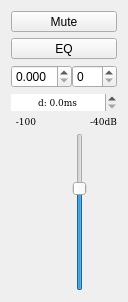
amurzeau/damc, file gui/OutputController.ui: the form before one commit.
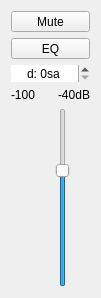
The form after the commit.

```diff
--- a/gui/OutputController.ui
+++ b/gui/OutputController.ui
@@ -6,8 +6,8 @@
    <rect>
     <x>0</x>
     <y>0</y>
-    <width>128</width>
-    <height>302</height>
+    <width>101</width>
+    <height>298</height>
    </rect>
   </property>
   <property name="windowTitle">
@@ -17,20 +17,7 @@
    <property name="horizontalSpacing">
     <number>0</number>
    </property>
-   <item row="1" column="0" colspan="5">
-    <widget class="QToolButton" name="eqButton">
-     <property name="sizePolicy">
-      <sizepolicy hsizetype="MinimumExpanding" vsizetype="Fixed">
-       <horstretch>0</horstretch>
-       <verstretch>0</verstretch>
-      </sizepolicy>
-     </property>
-     <property name="text">
-      <string>EQ</string>
-     </property>
-    </widget>
-   </item>
-   <item row="5" column="3">
+   <item row="4" column="3">
     <widget class="QSlider" name="volumeSlider">
      <property name="minimum">
       <number>-40</number>
@@ -43,124 +30,7 @@
      </property>
     </widget>
    </item>
-   <item row="3" column="0" colspan="5">
-    <widget class="QDoubleSpinBox" name="delaySpinBox">
-     <property name="sizePolicy">
-      <sizepolicy hsizetype="Ignored" vsizetype="Fixed">
-       <horstretch>0</horstretch>
-       <verstretch>0</verstretch>
-      </sizepolicy>
-     </property>
-     <property name="font">
-      <font>
-       <family>DejaVu Math TeX Gyre</family>
-       <pointsize>7</pointsize>
-      </font>
-     </property>
-     <property name="frame">
-      <bool>false</bool>
-     </property>
-     <property name="alignment">
-      <set>Qt::AlignCenter</set>
-     </property>
-     <property name="prefix">
-      <string>d: </string>
-     </property>
-     <property name="suffix">
-      <string>ms</string>
-     </property>
-     <property name="decimals">
-      <number>1</number>
-     </property>
-     <property name="maximum">
-      <double>999.000000000000000</double>
-     </property>
-    </widget>
-   </item>
-   <item row="4" column="2" colspan="3">
-    <widget class="QLabel" name="volumeLevelLabel">
-     <property name="font">
-      <font>
-       <family>DejaVu Math TeX Gyre</family>
-       <pointsize>7</pointsize>
-      </font>
-     </property>
-     <property name="text">
-      <string>-40dB</string>
-     </property>
-     <property name="textFormat">
-      <enum>Qt::PlainText</enum>
-     </property>
-     <property name="alignment">
-      <set>Qt::AlignRight|Qt::AlignTrailing|Qt::AlignVCenter</set>
-     </property>
-     <property name="textInteractionFlags">
-      <set>Qt::NoTextInteraction</set>
-     </property>
-    </widget>
-   </item>
-   <item row="5" column="1">
-    <spacer name="horizontalSpacer">
-     <property name="orientation">
-      <enum>Qt::Horizontal</enum>
-     </property>
-     <property name="sizeHint" stdset="0">
-      <size>
-       <width>40</width>
-       <height>20</height>
-      </size>
-     </property>
-    </spacer>
-   </item>
-   <item row="5" column="2">
-    <spacer name="leftSpacer">
-     <property name="orientation">
-      <enum>Qt::Horizontal</enum>
-     </property>
-     <property name="sizeHint" stdset="0">
-      <size>
-       <width>40</width>
-       <height>20</height>
-      </size>
-     </property>
-    </spacer>
-   </item>
-   <item row="5" column="4">
-    <spacer name="rightSpacer">
-     <property name="orientation">
-      <enum>Qt::Horizontal</enum>
-     </property>
-     <property name="sizeHint" stdset="0">
-      <size>
-       <width>40</width>
-       <height>20</height>
-      </size>
-     </property>
-    </spacer>
-   </item>
-   <item row="4" column="0" colspan="2">
-    <widget class="QLabel" name="levelLabel">
-     <property name="font">
-      <font>
-       <family>DejaVu Math TeX Gyre</family>
-       <pointsize>7</pointsize>
-      </font>
-     </property>
-     <property name="text">
-      <string>-100</string>
-     </property>
-     <property name="textFormat">
-      <enum>Qt::PlainText</enum>
-     </property>
-     <property name="alignment">
-      <set>Qt::AlignCenter</set>
-     </property>
-     <property name="textInteractionFlags">
-      <set>Qt::NoTextInteraction</set>
-     </property>
-    </widget>
-   </item>
-   <item row="5" column="0">
+   <item row="4" column="0">
     <widget class="QWidget" name="levelContainer" native="true">
      <layout class="QHBoxLayout" name="levelContainerLayout">
       <property name="spacing">
@@ -197,16 +67,115 @@
      </property>
     </widget>
    </item>
-   <item row="2" column="3" colspan="2">
-    <widget class="QSpinBox" name="ditheringBitSpinBox"/>
+   <item row="3" column="2" colspan="3">
+    <widget class="QLabel" name="volumeLevelLabel">
+     <property name="text">
+      <string>-40dB</string>
+     </property>
+     <property name="textFormat">
+      <enum>Qt::PlainText</enum>
+     </property>
+     <property name="alignment">
+      <set>Qt::AlignRight|Qt::AlignTrailing|Qt::AlignVCenter</set>
+     </property>
+     <property name="textInteractionFlags">
+      <set>Qt::NoTextInteraction</set>
+     </property>
+    </widget>
    </item>
-   <item row="2" column="0" colspan="3">
-    <widget class="QDoubleSpinBox" name="ditheringScaleSpinBox">
+   <item row="2" column="0" colspan="5">
+    <widget class="QDoubleSpinBox" name="delaySpinBox">
+     <property name="sizePolicy">
+      <sizepolicy hsizetype="Ignored" vsizetype="Fixed">
+       <horstretch>0</horstretch>
+       <verstretch>0</verstretch>
+      </sizepolicy>
+     </property>
+     <property name="frame">
+      <bool>false</bool>
+     </property>
+     <property name="alignment">
+      <set>Qt::AlignCenter</set>
+     </property>
+     <property name="prefix">
+      <string>d: </string>
+     </property>
+     <property name="suffix">
+      <string>sa</string>
+     </property>
      <property name="decimals">
-      <number>3</number>
+      <number>0</number>
      </property>
      <property name="maximum">
-      <double>1.000000000000000</double>
+      <double>100000.000000000000000</double>
+     </property>
+    </widget>
+   </item>
+   <item row="4" column="1">
+    <spacer name="horizontalSpacer">
+     <property name="orientation">
+      <enum>Qt::Horizontal</enum>
+     </property>
+     <property name="sizeHint" stdset="0">
+      <size>
+       <width>40</width>
+       <height>20</height>
+      </size>
+     </property>
+    </spacer>
+   </item>
+   <item row="4" column="4">
+    <spacer name="rightSpacer">
+     <property name="orientation">
+      <enum>Qt::Horizontal</enum>
+     </property>
+     <property name="sizeHint" stdset="0">
+      <size>
+       <width>40</width>
+       <height>20</height>
+      </size>
+     </property>
+    </spacer>
+   </item>
+   <item row="4" column="2">
+    <spacer name="leftSpacer">
+     <property name="orientation">
+      <enum>Qt::Horizontal</enum>
+     </property>
+     <property name="sizeHint" stdset="0">
+      <size>
+       <width>40</width>
+       <height>20</height>
+      </size>
+     </property>
+    </spacer>
+   </item>
+   <item row="3" column="0" colspan="2">
+    <widget class="QLabel" name="levelLabel">
+     <property name="text">
+      <string>-100</string>
+     </property>
+     <property name="textFormat">
+      <enum>Qt::PlainText</enum>
+     </property>
+     <property name="alignment">
+      <set>Qt::AlignCenter</set>
+     </property>
+     <property name="textInteractionFlags">
+      <set>Qt::NoTextInteraction</set>
+     </property>
+    </widget>
+   </item>
+   <item row="1" column="0" colspan="5">
+    <widget class="QToolButton" name="eqButton">
+     <property name="sizePolicy">
+      <sizepolicy hsizetype="MinimumExpanding" vsizetype="Fixed">
+       <horstretch>0</horstretch>
+       <verstretch>0</verstretch>
+      </sizepolicy>
+     </property>
+     <property name="text">
+      <string>EQ</string>
      </property>
     </widget>
    </item>
```
